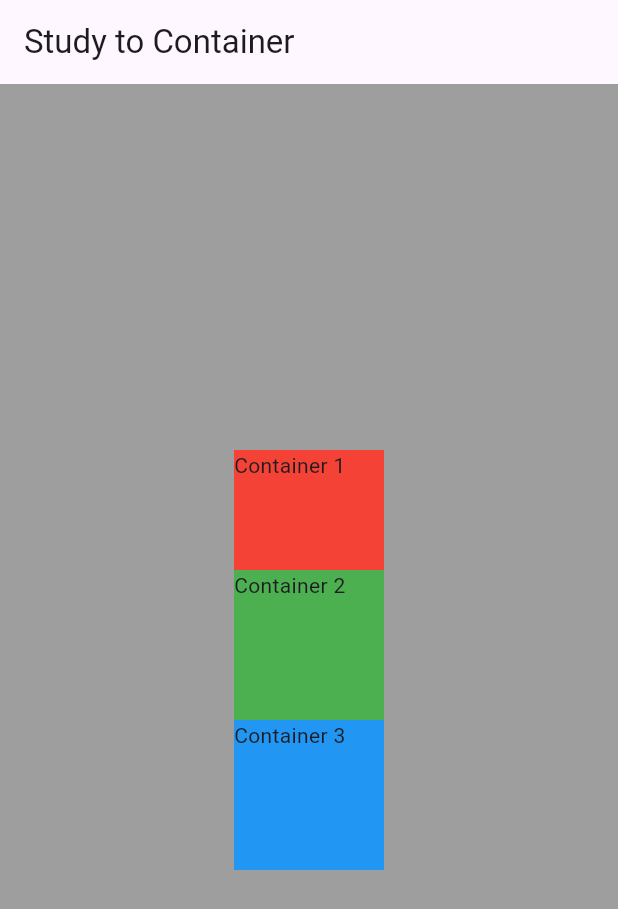
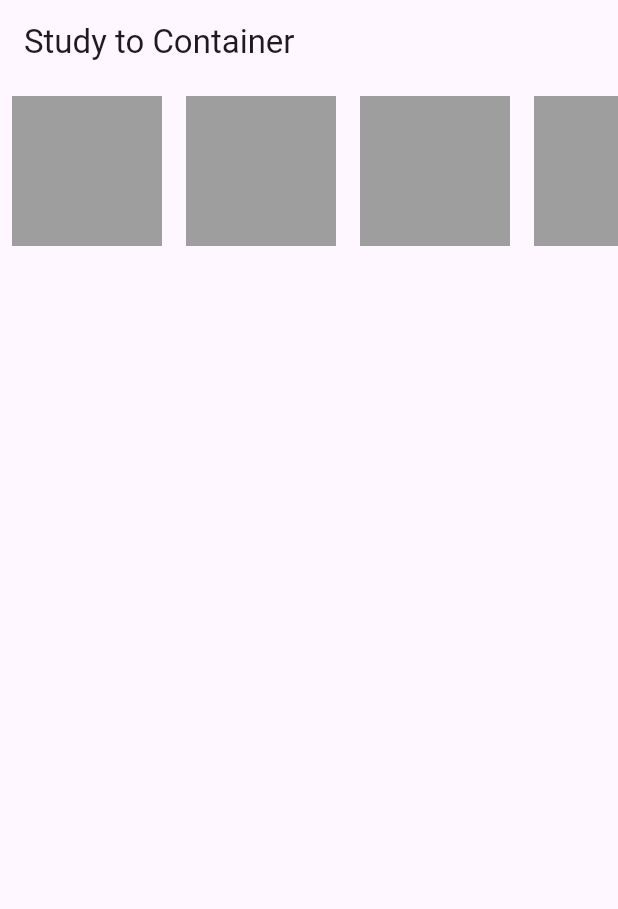
Before and after one commit to ddhelop/flutter-study, a Flutter app: the screen it shows after launch, on a phone screen of 412 x 824 dp. Shown: the top 909 px of the screen. Run offline on Flutter 3.47's test engine with Material 3 defaults, Android fonts, the phone set to English and light mode, and no system bars.

Commit message:
Body 위젯 수평/수직 스크롤(SingleChildScrollView)

```diff
--- a/lib/main.dart
+++ b/lib/main.dart
@@ -18,32 +18,58 @@ class Body extends StatelessWidget {
 
   @override
   Widget build(BuildContext context) {
-    return Container(
-      width: double.infinity,
-      height: double.infinity,
-      color: Colors.grey,
-      child: Column(
-        mainAxisSize: MainAxisSize.max,
+    return SingleChildScrollView(
+      scrollDirection: Axis.horizontal, // 수평적 스크롤
+      child: Row(
         mainAxisAlignment: MainAxisAlignment.center,
-        crossAxisAlignment: CrossAxisAlignment.center,
         children: [
           Container(
-            color: Colors.red,
             width: 100,
-            height: 80,
-            child: Text('Container 1'),
+            height: 100,
+            color: Colors.grey,
+            margin: EdgeInsets.symmetric(vertical: 8, horizontal: 8),
           ),
           Container(
-            color: Colors.green,
             width: 100,
             height: 100,
-            child: Text('Container 2'),
+            color: Colors.grey,
+            margin: EdgeInsets.symmetric(vertical: 8, horizontal: 8),
           ),
           Container(
-            color: Colors.blue,
             width: 100,
             height: 100,
-            child: Text('Container 3'),
+            color: Colors.grey,
+            margin: EdgeInsets.symmetric(vertical: 8, horizontal: 8),
+          ),
+          Container(
+            width: 100,
+            height: 100,
+            color: Colors.grey,
+            margin: EdgeInsets.symmetric(vertical: 8, horizontal: 8),
+          ),
+          Container(
+            width: 100,
+            height: 100,
+            color: Colors.grey,
+            margin: EdgeInsets.symmetric(vertical: 8),
+          ),
+          Container(
+            width: 100,
+            height: 100,
+            color: Colors.grey,
+            margin: EdgeInsets.symmetric(vertical: 8, horizontal: 8),
+          ),
+          Container(
+            width: 100,
+            height: 100,
+            color: Colors.grey,
+            margin: EdgeInsets.symmetric(vertical: 8, horizontal: 8),
+          ),
+          Container(
+            width: 100,
+            height: 100,
+            color: Colors.grey,
+            margin: EdgeInsets.symmetric(vertical: 8, horizontal: 8),
           ),
         ],
       ),
```
